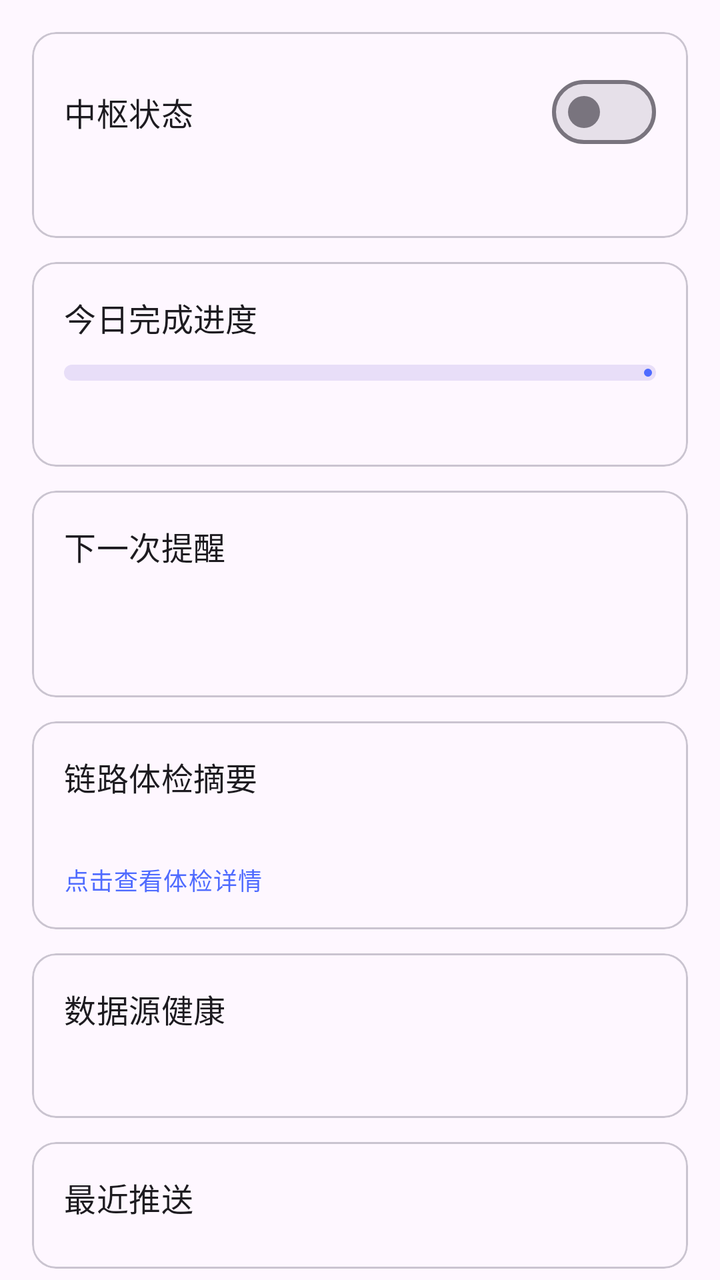
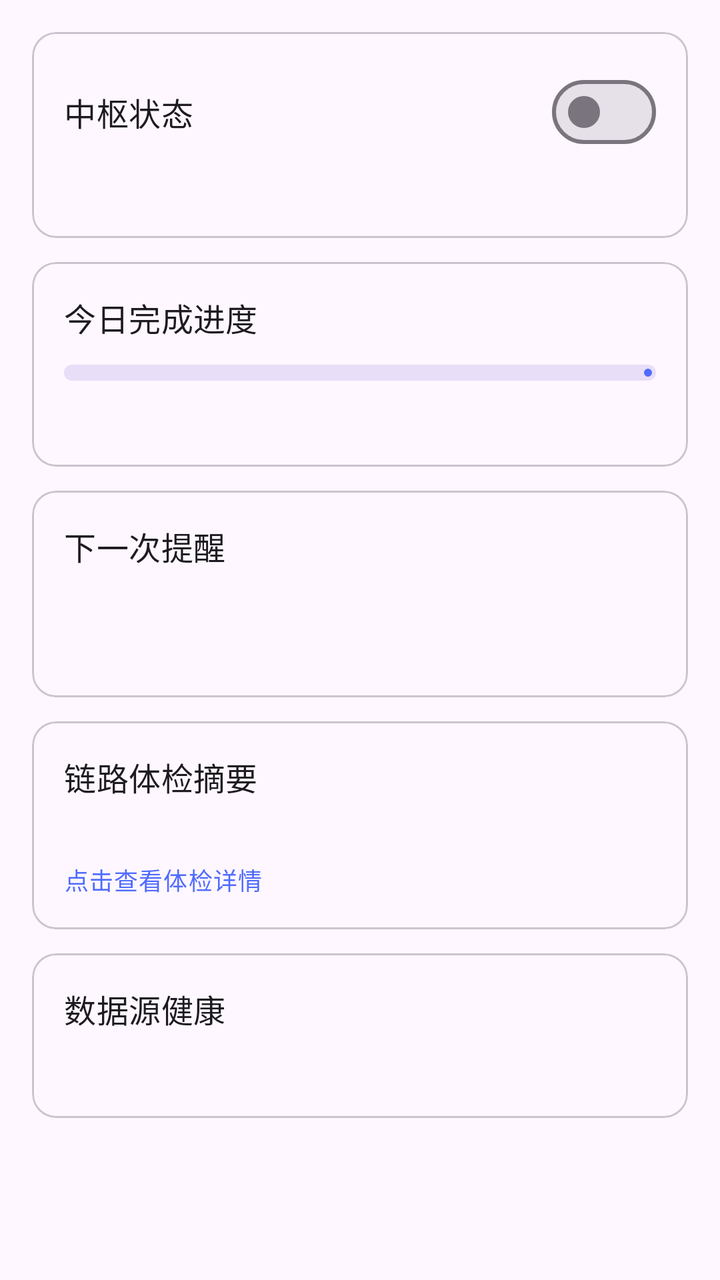

Two renders of the same Android screen: before a commit and after it. Below are the layout's source before the change and the commit's diff.
<!-- AndroidManifest.xml: application theme Theme.WatchHub -->
<!-- res/layout/fragment_home.xml -->
<?xml version="1.0" encoding="utf-8"?>
<androidx.core.widget.NestedScrollView xmlns:android="http://schemas.android.com/apk/res/android"
    xmlns:app="http://schemas.android.com/apk/res-auto"
    android:layout_width="match_parent"
    android:layout_height="match_parent"
    android:fillViewport="true">

    <LinearLayout
        android:layout_width="match_parent"
        android:layout_height="wrap_content"
        android:orientation="vertical"
        android:padding="16dp">

        <com.google.android.material.card.MaterialCardView
            android:layout_width="match_parent"
            android:layout_height="wrap_content">

            <LinearLayout
                android:layout_width="match_parent"
                android:layout_height="wrap_content"
                android:orientation="vertical"
                android:padding="16dp">

                <LinearLayout
                    android:layout_width="match_parent"
                    android:layout_height="wrap_content"
                    android:gravity="center_vertical"
                    android:orientation="horizontal">

                    <TextView
                        android:layout_width="0dp"
                        android:layout_height="wrap_content"
                        android:layout_weight="1"
                        android:text="@string/home_hub_title"
                        android:textAppearance="?attr/textAppearanceTitleMedium" />

                    <com.google.android.material.materialswitch.MaterialSwitch
                        android:id="@+id/hub_switch"
                        android:layout_width="wrap_content"
                        android:layout_height="wrap_content" />
                </LinearLayout>

                <TextView
                    android:id="@+id/hub_desc"
                    android:layout_width="match_parent"
                    android:layout_height="wrap_content"
                    android:layout_marginTop="4dp"
                    android:textAppearance="?attr/textAppearanceBodyMedium"
                    android:textColor="?attr/colorOnSurfaceVariant" />
            </LinearLayout>
        </com.google.android.material.card.MaterialCardView>

        <com.google.android.material.card.MaterialCardView
            android:layout_width="match_parent"
            android:layout_height="wrap_content"
            android:layout_marginTop="12dp">

            <LinearLayout
                android:layout_width="match_parent"
                android:layout_height="wrap_content"
                android:orientation="vertical"
                android:padding="16dp">

                <TextView
                    android:layout_width="match_parent"
                    android:layout_height="wrap_content"
                    android:text="@string/home_progress_title"
                    android:textAppearance="?attr/textAppearanceTitleMedium" />

                <com.google.android.material.progressindicator.LinearProgressIndicator
                    android:id="@+id/today_progress"
                    android:layout_width="match_parent"
                    android:layout_height="wrap_content"
                    android:layout_marginTop="12dp"
                    android:indeterminate="false"
                    android:max="100"
                    app:trackCornerRadius="4dp"
                    app:trackThickness="8dp" />

                <TextView
                    android:id="@+id/today_text"
                    android:layout_width="match_parent"
                    android:layout_height="wrap_content"
                    android:layout_marginTop="8dp"
                    android:textAppearance="?attr/textAppearanceBodyMedium"
                    android:textColor="?attr/colorOnSurfaceVariant" />
            </LinearLayout>
        </com.google.android.material.card.MaterialCardView>

        <com.google.android.material.card.MaterialCardView
            android:layout_width="match_parent"
            android:layout_height="wrap_content"
            android:layout_marginTop="12dp">

            <LinearLayout
                android:layout_width="match_parent"
                android:layout_height="wrap_content"
                android:orientation="vertical"
                android:padding="16dp">

                <TextView
                    android:layout_width="match_parent"
                    android:layout_height="wrap_content"
                    android:text="@string/home_next_title"
                    android:textAppearance="?attr/textAppearanceTitleMedium" />

                <TextView
                    android:id="@+id/next_title"
                    android:layout_width="match_parent"
                    android:layout_height="wrap_content"
                    android:layout_marginTop="8dp"
                    android:textAppearance="?attr/textAppearanceBodyLarge" />

                <TextView
                    android:id="@+id/next_time"
                    android:layout_width="match_parent"
                    android:layout_height="wrap_content"
                    android:layout_marginTop="2dp"
                    android:textAppearance="?attr/textAppearanceBodySmall"
                    android:textColor="?attr/colorOnSurfaceVariant" />
            </LinearLayout>
        </com.google.android.material.card.MaterialCardView>

        <com.google.android.material.card.MaterialCardView
            android:id="@+id/health_card"
            android:layout_width="match_parent"
            android:layout_height="wrap_content"
            android:layout_marginTop="12dp"
            android:clickable="true"
            android:focusable="true">

            <LinearLayout
                android:layout_width="match_parent"
                android:layout_height="wrap_content"
                android:orientation="vertical"
                android:padding="16dp">

                <TextView
                    android:layout_width="match_parent"
                    android:layout_height="wrap_content"
                    android:text="@string/home_health_title"
                    android:textAppearance="?attr/textAppearanceTitleMedium" />

                <TextView
                    android:id="@+id/health_summary"
                    android:layout_width="match_parent"
                    android:layout_height="wrap_content"
                    android:layout_marginTop="8dp"
                    android:textAppearance="?attr/textAppearanceBodyMedium" />

                <TextView
                    android:layout_width="match_parent"
                    android:layout_height="wrap_content"
                    android:layout_marginTop="4dp"
                    android:text="@string/home_health_tap"
                    android:textAppearance="?attr/textAppearanceBodySmall"
                    android:textColor="?attr/colorPrimary" />
            </LinearLayout>
        </com.google.android.material.card.MaterialCardView>

        <com.google.android.material.card.MaterialCardView
            android:layout_width="match_parent"
            android:layout_height="wrap_content"
            android:layout_marginTop="12dp">

            <LinearLayout
                android:layout_width="match_parent"
                android:layout_height="wrap_content"
                android:orientation="vertical"
                android:padding="16dp">

                <TextView
                    android:layout_width="match_parent"
                    android:layout_height="wrap_content"
                    android:text="@string/home_sources_title"
                    android:textAppearance="?attr/textAppearanceTitleMedium" />

                <TextView
                    android:id="@+id/sources_text"
                    android:layout_width="match_parent"
                    android:layout_height="wrap_content"
                    android:layout_marginTop="8dp"
                    android:textAppearance="?attr/textAppearanceBodyMedium"
                    android:textColor="?attr/colorOnSurfaceVariant" />
            </LinearLayout>
        </com.google.android.material.card.MaterialCardView>

        <com.google.android.material.card.MaterialCardView
            android:layout_width="match_parent"
            android:layout_height="wrap_content"
            android:layout_marginTop="12dp">

            <LinearLayout
                android:layout_width="match_parent"
                android:layout_height="wrap_content"
                android:orientation="vertical"
                android:padding="16dp">

                <TextView
                    android:layout_width="match_parent"
                    android:layout_height="wrap_content"
                    android:text="@string/home_recent_title"
                    android:textAppearance="?attr/textAppearanceTitleMedium" />

                <LinearLayout
                    android:id="@+id/recent_container"
                    android:layout_width="match_parent"
                    android:layout_height="wrap_content"
                    android:layout_marginTop="8dp"
                    android:orientation="vertical" />
            </LinearLayout>
        </com.google.android.material.card.MaterialCardView>
    </LinearLayout>
</androidx.core.widget.NestedScrollView>
<!-- resources referenced by this layout -->
<resources>
  <string name="home_health_tap">点击查看体检详情</string>
  <string name="home_health_title">链路体检摘要</string>
  <string name="home_hub_title">中枢状态</string>
  <string name="home_next_title">下一次提醒</string>
  <string name="home_progress_title">今日完成进度</string>
  <string name="home_recent_title">最近推送</string>
  <string name="home_sources_title">数据源健康</string>
  <style name="Theme.WatchHub" parent="Theme.Material3.DayNight.NoActionBar">
          <item name="colorPrimary">#4F6BFF</item>
          <item name="colorSecondary">#6C5CE7</item>
      </style>
</resources>

<!-- the commit's change to res/layout/fragment_home.xml (unified diff, before → after) -->
@@ -185,30 +185,6 @@
             </LinearLayout>
         </com.google.android.material.card.MaterialCardView>
 
-        <com.google.android.material.card.MaterialCardView
-            android:layout_width="match_parent"
-            android:layout_height="wrap_content"
-            android:layout_marginTop="12dp">
-
-            <LinearLayout
-                android:layout_width="match_parent"
-                android:layout_height="wrap_content"
-                android:orientation="vertical"
-                android:padding="16dp">
-
-                <TextView
-                    android:layout_width="match_parent"
-                    android:layout_height="wrap_content"
-                    android:text="@string/home_recent_title"
-                    android:textAppearance="?attr/textAppearanceTitleMedium" />
-
-                <LinearLayout
-                    android:id="@+id/recent_container"
-                    android:layout_width="match_parent"
-                    android:layout_height="wrap_content"
-                    android:layout_marginTop="8dp"
-                    android:orientation="vertical" />
-            </LinearLayout>
-        </com.google.android.material.card.MaterialCardView>
+        
     </LinearLayout>
 </androidx.core.widget.NestedScrollView>
<!-- resource entries referenced after the edit -->
@@ -5,7 +5,6 @@
   <string name="home_hub_title">中枢状态</string>
   <string name="home_next_title">下一次提醒</string>
   <string name="home_progress_title">今日完成进度</string>
-  <string name="home_recent_title">最近推送</string>
   <string name="home_sources_title">数据源健康</string>
   <style name="Theme.WatchHub" parent="Theme.Material3.DayNight.NoActionBar">
           <item name="colorPrimary">#4F6BFF</item>
